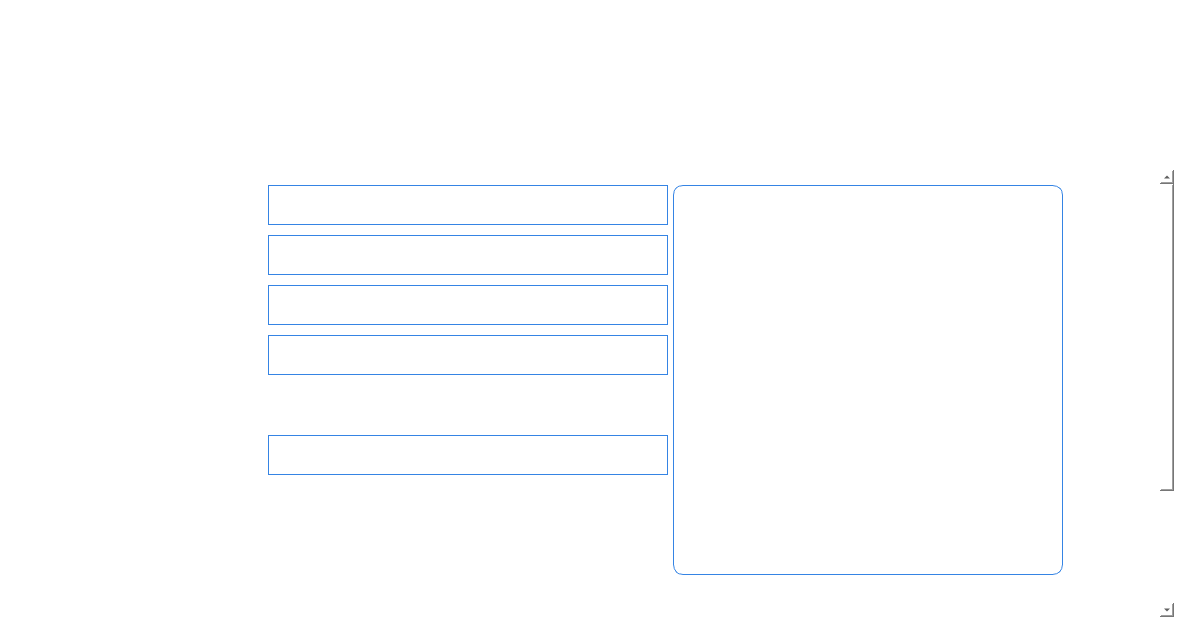
Before: the Qt Designer form forms/Page_6.ui in apollo-k22/FaceAI-Product, drawn with Qt 5.
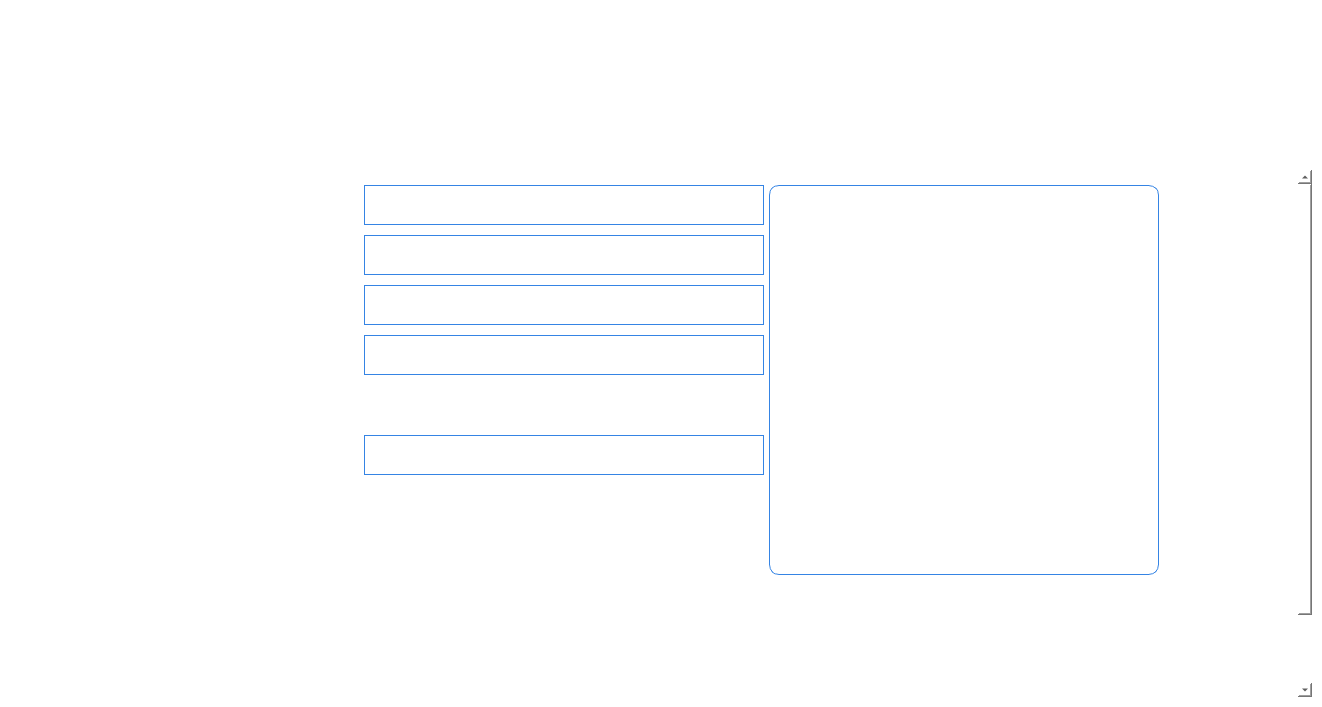
After: the same form once the commit is applied. Icons and pictures are not drawn.

Commit message: fixed page 5, page 6

```diff
--- a/forms/Page_6.ui
+++ b/forms/Page_6.ui
@@ -6,8 +6,8 @@
    <rect>
     <x>0</x>
     <y>0</y>
-    <width>1184</width>
-    <height>627</height>
+    <width>1322</width>
+    <height>707</height>
    </rect>
   </property>
   <property name="styleSheet">
@@ -350,7 +350,7 @@
          <rect>
           <x>0</x>
           <y>0</y>
-          <width>1145</width>
+          <width>1283</width>
           <height>642</height>
          </rect>
         </property>
@@ -413,7 +413,7 @@
               </spacer>
              </item>
              <item>
-              <layout class="QHBoxLayout" name="horizontalLayout_2" stretch="0,1">
+              <layout class="QHBoxLayout" name="horizontalLayout_2">
                <property name="leftMargin">
                 <number>10</number>
                </property>
@@ -436,6 +436,9 @@
                    <property name="rowWrapPolicy">
                     <enum>QFormLayout::DontWrapRows</enum>
                    </property>
+                   <property name="horizontalSpacing">
+                    <number>0</number>
+                   </property>
                    <property name="verticalSpacing">
                     <number>10</number>
                    </property>
@@ -843,7 +846,7 @@
                    <item row="2" column="0">
                     <widget class="QLabel" name="label_3">
                      <property name="sizePolicy">
-                      <sizepolicy hsizetype="Fixed" vsizetype="Fixed">
+                      <sizepolicy hsizetype="Preferred" vsizetype="Fixed">
                        <horstretch>0</horstretch>
                        <verstretch>0</verstretch>
                       </sizepolicy>
@@ -854,8 +857,20 @@
                        <height>40</height>
                       </size>
                      </property>
+                     <property name="maximumSize">
+                      <size>
+                       <width>16777215</width>
+                       <height>40</height>
+                      </size>
+                     </property>
+                     <property name="font">
+                      <font>
+                       <family>Arial</family>
+                       <pointsize>13</pointsize>
+                      </font>
+                     </property>
                      <property name="styleSheet">
-                      <string notr="true">color: rgb(255, 255, 255);
+                      <string notr="true">color: white;
 background:none;</string>
                      </property>
                      <property name="text">
```
Left out of the diff: 2 changed lines with no effect on the pictures. The commit also changes 3 other files.
